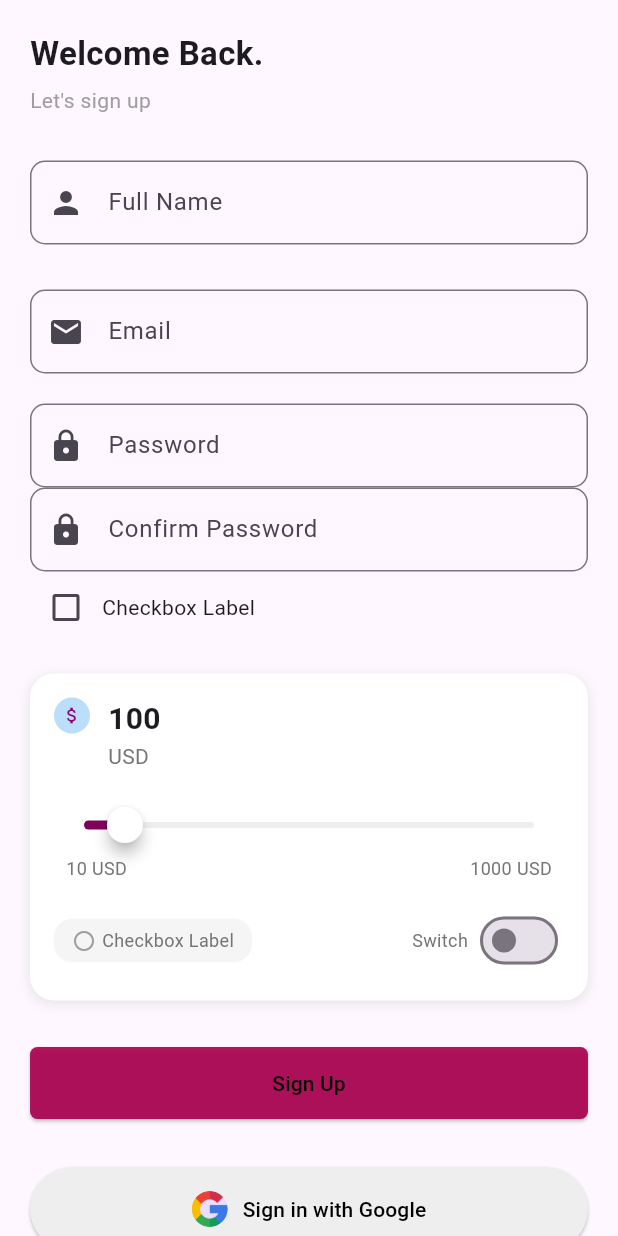
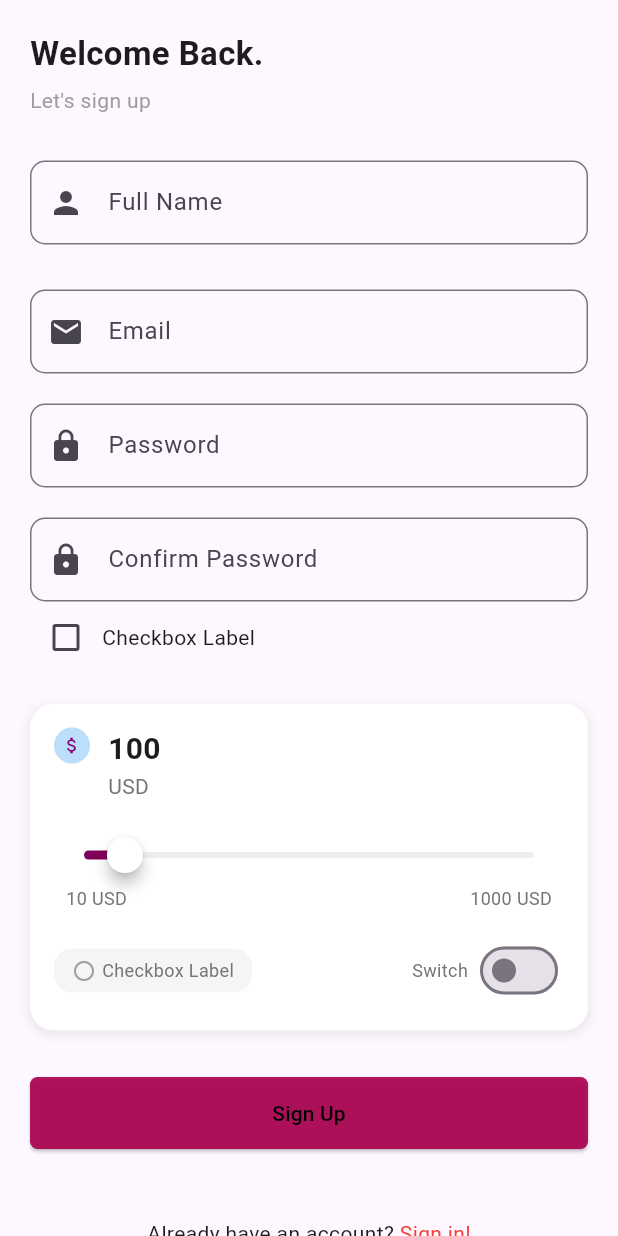
Before and after one commit to saraanafady/flutter-day2, a Flutter app: the SignUpScreen screen opened directly, on a phone screen of 412 x 824 dp. Run offline on Flutter 3.47's test engine with Material 3 defaults, Android fonts, the phone set to English and light mode, and no system bars.

Commit message:
Update screen3.dart

```diff
--- a/lib/screen3.dart
+++ b/lib/screen3.dart
@@ -1,7 +1,6 @@
 import 'package:flutter/material.dart';
 import '../components/button.dart';
 import '../components/text_field.dart';
-import '../components/social_button.dart';
 import '../components/checkbox.dart';
 import '../components/paymen.dart';
 
@@ -46,6 +45,7 @@ class SignUpScreen extends StatelessWidget {
                 isPassword: true,
                 icon: Icons.lock, // <-- Pass lock icon here
               ),
+              const SizedBox(height: 20),
                 const CustomTextField(
                   hintText: 'Confirm Password',
                   isPassword: true,
@@ -66,17 +66,6 @@ class SignUpScreen extends StatelessWidget {
                   backgroundColor: const Color.fromARGB(235, 170, 2, 80)
                 ),
                 const SizedBox(height: 20),
-             SocialButton(
-  text: 'Sign in with Google',
-  imagePath: 'assets/google.png',
-  onPressed: () {},
-),
-    const SizedBox(height: 20),
-           SocialButton(
-  text: 'Sign in with FaceBook',
-  imagePath: 'assets/facebook.png',
-  onPressed: () {},
-),
                 const SizedBox(height: 20),
                 Row(
                   mainAxisAlignment: MainAxisAlignment.center,
```
